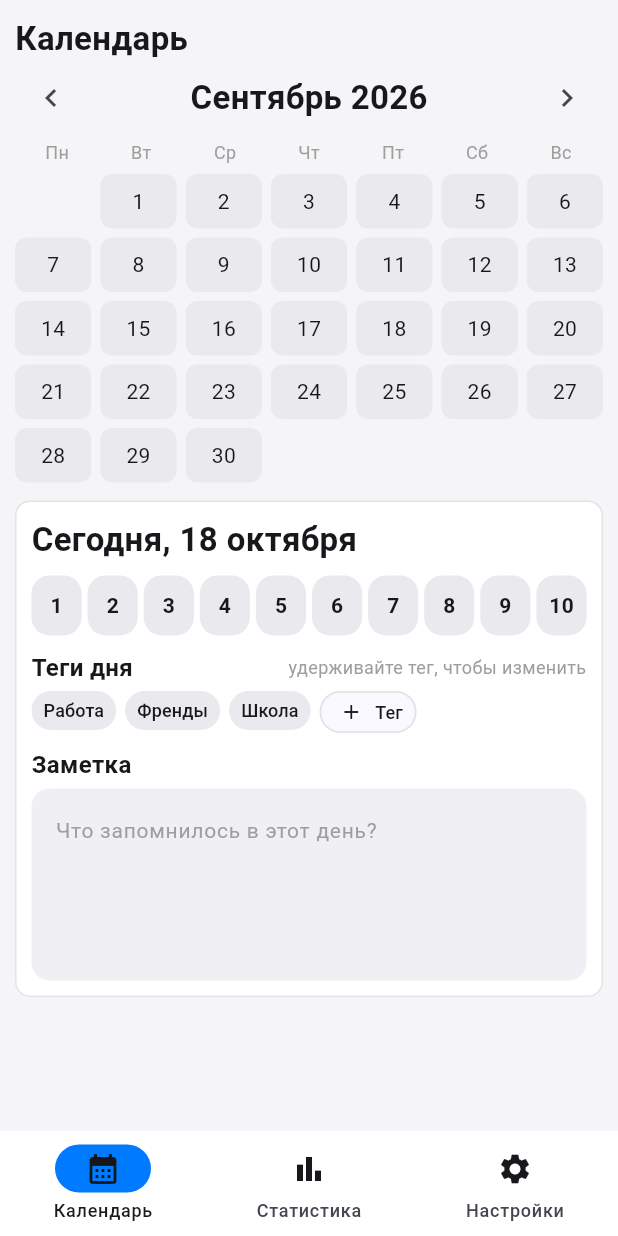
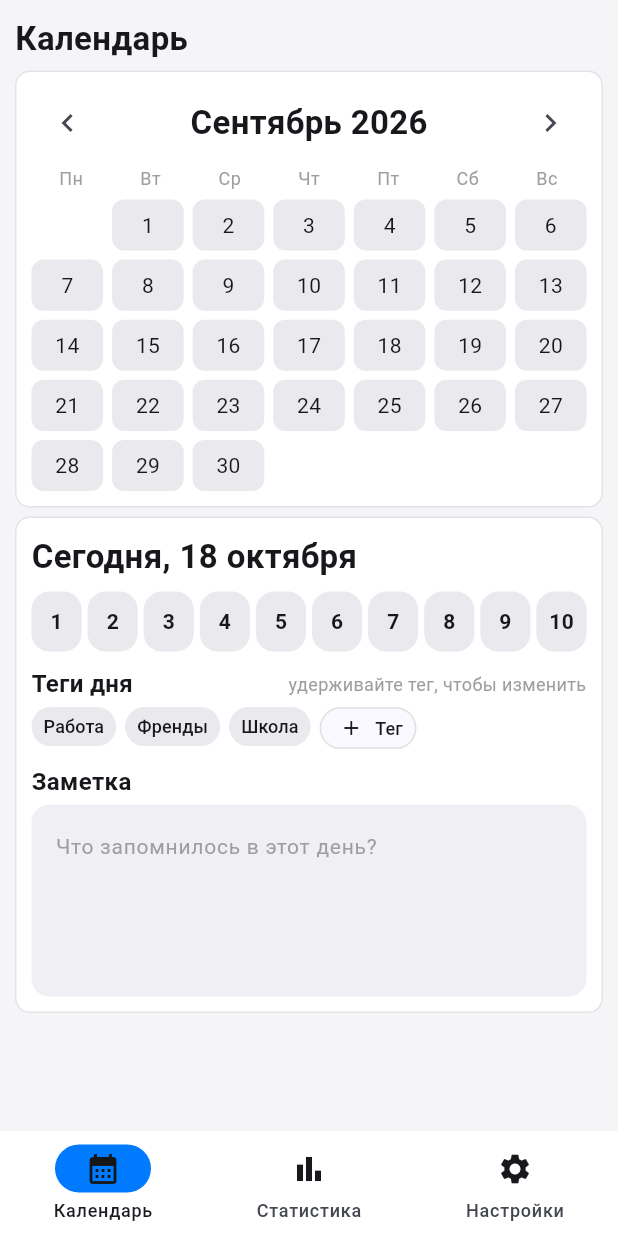
Before and after one commit to AlanFanat/vtornik, a Flutter app: the screen it shows after launch, after a tap on the "chevron left" icon, on a phone screen of 412 x 824 dp. Run offline on Flutter 3.47's test engine with Material 3 defaults, Android fonts, the phone set to English and light mode, and no system bars; our stand-ins replace shared_preferences.

Commit message:
Добавил скругленный фон белый для блока с календарем, аналогичный с фоном как у редактора дня. Уменьшил отступ между заголовком и нижними элементами на всех страницах.

```diff
--- a/lib/features/calendar/month_calendar.dart
+++ b/lib/features/calendar/month_calendar.dart
@@ -24,6 +24,8 @@ class MonthCalendar extends StatelessWidget {
 
   @override
   Widget build(BuildContext context) {
+    final colors = context.colors;
+
     final today = DateUtils.dateOnly(DateTime.now());
 
     final daysInMonth = DateUtils.getDaysInMonth(month.year, month.month);
@@ -33,7 +35,14 @@ class MonthCalendar extends StatelessWidget {
     // В будущие месяцы листать нельзя.
     final canGoNext = month.isBefore(DateTime(today.year, today.month));
 
-    return Column(
+    return Container(
+      padding: const EdgeInsets.all(10),
+      decoration: BoxDecoration(
+        color: colors.card,
+        borderRadius: BorderRadius.circular(10),
+        border: Border.all(color: colors.cardBorder),
+      ),
+      child: Column(
         crossAxisAlignment: CrossAxisAlignment.start,
         children: [
           _MonthHeader(
@@ -78,6 +87,7 @@ class MonthCalendar extends StatelessWidget {
             },
           ),
         ],
+      ),
     );
   }
 }
--- a/lib/features/home/home_page.dart
+++ b/lib/features/home/home_page.dart
@@ -77,6 +77,7 @@ class _HomePageState extends State<HomePage> with WidgetsBindingObserver {
         crossAxisAlignment: CrossAxisAlignment.start,
         children: [
           PageTitle('Календарь'),
+          const SizedBox(height: 6),
           MonthCalendar(
             month: _visibleMonth,
             selectedDate: _selectedDate,
@@ -88,7 +89,7 @@ class _HomePageState extends State<HomePage> with WidgetsBindingObserver {
               setState(() => _selectedDate = date);
             },
           ),
-          const SizedBox(height: 12),
+          const SizedBox(height: 6),
           DayEditor(
             // Новый ключ на каждую дату -> редактор пересоздаётся
             // и подхватывает сохранённую запись этого дня.
--- a/lib/features/settings/settings_page.dart
+++ b/lib/features/settings/settings_page.dart
@@ -57,7 +57,7 @@ class SettingsPage extends StatelessWidget {
       padding: const EdgeInsets.all(10),
       children: [
         PageTitle('Настройки'),
-        const SizedBox(height: 12),
+        const SizedBox(height: 6),
 
         _SettingsCard(
           child: SwitchListTile(
--- a/lib/features/stats/stats_page.dart
+++ b/lib/features/stats/stats_page.dart
@@ -43,9 +43,9 @@ class StatsPage extends StatelessWidget {
       itemCount: sortedEntries.length + 1,
       itemBuilder: (context, index) {
         if (index == 0) {
-          // 4 px даёт разделитель, ещё 8 — чтобы вышло 12, как в настройках.
+          // 4 px даёт разделитель, ещё 2 — чтобы вышло 6, как в настройках и под заголвком Календарь.
           return const Padding(
-            padding: EdgeInsets.only(bottom: 8),
+            padding: EdgeInsets.only(bottom: 2),
             child: PageTitle('Статистика'),
           );
         }
```
Lines whose indentation alone changed are shown as unchanged.
